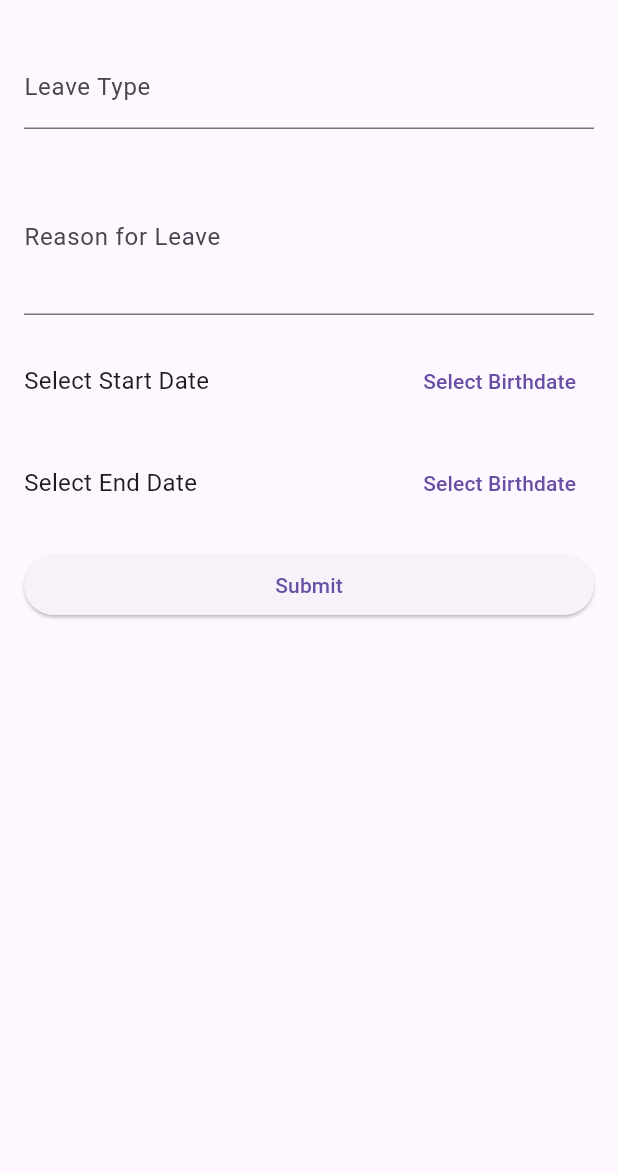
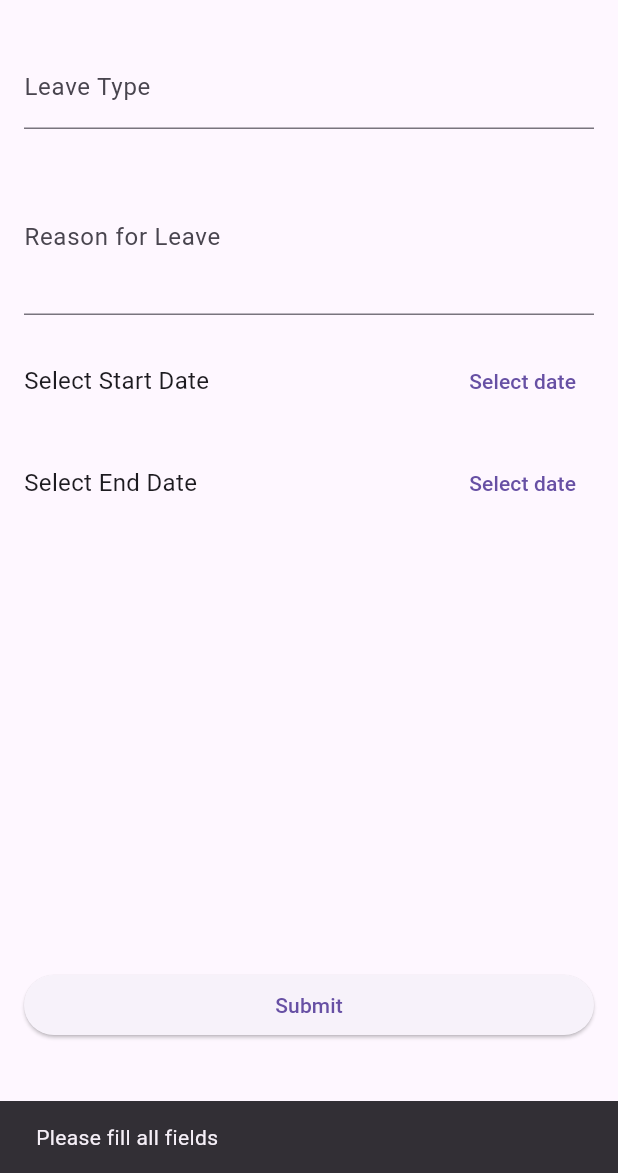
Before and after one commit to PasinduNimesha/workforce_pro, a Flutter app: the LeaveApplication screen opened directly, after a tap on "Submit", on a phone screen of 412 x 824 dp, the part 63-1236 px from its top. Run offline on Flutter 3.47's test engine with Material 3 defaults, Android fonts, the light colour scheme and no system bars; our stand-ins replace page_transition; network calls fail.

Commit message:
minor changes

```diff
--- a/lib/AddEmployee.dart
+++ b/lib/AddEmployee.dart
@@ -36,10 +36,18 @@ class _AddEmployeeState extends State<AddEmployee> {
             children: [
               TextFormField(
                 controller: _fullNameController,
-                decoration: InputDecoration(labelText: 'Full Name'),
+                decoration: const InputDecoration(labelText: 'Full Name'),
               ),
               const SizedBox(height: 20),
-              DatePicker(message: "Birthdate"),
+              RowDatePicker(
+                  message: "Birthdate",
+                  onDateSelected: (date) {
+                    setState(() {
+                      _selectedDate = date;
+                      _birthdateController.text = date.toLocal().toString().split(' ')[0];
+                    });
+                  },
+              ),
 
 
               const SizedBox(height: 20),
@@ -112,39 +120,40 @@ class _AddEmployeeState extends State<AddEmployee> {
   }
 }
 
-class DatePicker extends StatefulWidget {
+class RowDatePicker extends StatefulWidget {
   final String message;
-  const DatePicker({super.key, required this.message});
+  final ValueChanged<DateTime> onDateSelected;
+  const RowDatePicker({super.key, required this.message, required this.onDateSelected});
 
   @override
-  State<DatePicker> createState() => _DatePickerState();
+  State<RowDatePicker> createState() => _RowDatePickerState();
 }
 
-class _DatePickerState extends State<DatePicker> {
+class _RowDatePickerState extends State<RowDatePicker> {
   DateTime? _selectedDate;
   @override
   Widget build(BuildContext context) {
     return Row(
         mainAxisAlignment: MainAxisAlignment.spaceBetween,
         children: [
-          Text(_selectedDate == null ? 'Select ${widget.message}' : "${widget.message}", style: TextStyle(fontSize: 16),),
+          Text(_selectedDate == null ? 'Select ${widget.message}' : widget.message, style: TextStyle(fontSize: 16),),
           const SizedBox(width: 50,),
           TextButton(
               onPressed: () async {
-                print("Date Picker");
                 final pickedDate = await showDatePicker(
                   context: context,
                   initialDate: DateTime.now(),
-                  firstDate: DateTime(1900),
-                  lastDate: DateTime.now(),
+                  firstDate: DateTime(2010),
+                  lastDate: DateTime(2030),
                 );
                 if (pickedDate != null) {
                   setState(() {
                     _selectedDate = pickedDate;
                   });
+                  widget.onDateSelected(pickedDate);
                 }
               },
-              child: Text(_selectedDate == null ? 'Select Birthdate' : '${_selectedDate!.toLocal()}'.split(' ')[0],
+              child: Text(_selectedDate == null ? 'Select date' : '${_selectedDate!.toLocal()}'.split(' ')[0],
               )
           )
         ]
--- a/lib/AddUser.dart
+++ b/lib/AddUser.dart
@@ -105,7 +105,7 @@ class _AddUserState extends State<AddUser> {
   Widget build(BuildContext context) {
     return Scaffold(
       appBar: AppBar(
-        title: const Text('Leave Application'),
+        title: const Text('Add User'),
       ),
       body: Padding(
         padding: const EdgeInsets.all(16.0),
--- a/lib/Administrator.dart
+++ b/lib/Administrator.dart
@@ -14,8 +14,7 @@ class Administrator extends StatelessWidget {
   @override
   Widget build(BuildContext context) {
     return Scaffold(
-      body: Container(
-        child: GridView(
+      body: GridView(
         gridDelegate: const SliverGridDelegateWithFixedCrossAxisCount(
           crossAxisCount: 2,
         ),
@@ -81,7 +80,6 @@ class Administrator extends StatelessWidget {
               }
           ),
         ]
-        ),
       )
     );
   }
--- a/lib/LeaveApplication.dart
+++ b/lib/LeaveApplication.dart
@@ -1,5 +1,7 @@
 import 'package:flutter/material.dart';
 import 'package:workforce_pro/AddEmployee.dart';
+import 'dart:convert';
+import 'package:http/http.dart' as http;
 
 class LeaveApplication extends StatefulWidget {
   const LeaveApplication({super.key});
@@ -11,12 +13,60 @@ class LeaveApplication extends StatefulWidget {
 class _LeaveApplicationState extends State<LeaveApplication> {
   final TextEditingController _leaveTypeController = TextEditingController();
   final TextEditingController _reasonController = TextEditingController();
+  DateTime? _startDate;
+  DateTime? _endDate;
 
   @override
   void dispose() {
     _leaveTypeController.dispose();
     _reasonController.dispose();
     super.dispose();
+  }
+
+  Future<void> _submitLeaveApplication() async {
+    final String leaveType = _leaveTypeController.text;
+    final String reason = _reasonController.text;
+    if (leaveType.isNotEmpty && reason.isNotEmpty && _startDate != null && _endDate != null) {
+      final url = Uri.parse('http://192.168.43.214:8080/application');
+      final response = await http.post(
+        url,
+        headers: <String, String>{
+          'Content-Type': 'application/json; charset=UTF-8',
+        },
+        body: jsonEncode(<String, dynamic>{
+          'employeeId': 1,
+          'leaveType': leaveType,
+          'reason': reason,
+          'startDate': _startDate!.millisecondsSinceEpoch,
+          'endDate': _endDate!.millisecondsSinceEpoch,
+          'status': 'PENDING',
+        }),
+      );
+
+      if (response.statusCode == 200) {
+        showDialog(context: context, builder: (context) {
+          return AlertDialog(
+            title: const Text('Leave Application'),
+            content: const Text('Leave application submitted successfully'),
+            actions: [
+              TextButton(
+                onPressed: () {
+                  Navigator.pop(context);
+                  Navigator.pop(context);
+                },
+                child: const Text('OK'),
+              ),
+            ],
+          );
+        });
+
+      } else {
+
+        ScaffoldMessenger.of(context).showSnackBar(const SnackBar(content: Text('Failed to submit leave application')));
+      }
+    } else {
+      ScaffoldMessenger.of(context).showSnackBar(const SnackBar(content: Text('Please fill all fields')));
+    }
   }
 
   @override
@@ -33,26 +83,35 @@ class _LeaveApplicationState extends State<LeaveApplication> {
             children: [
               TextFormField(
                 controller: _leaveTypeController,
-                decoration: InputDecoration(labelText: 'Leave Type'),
+                decoration: const InputDecoration(labelText: 'Leave Type'),
               ),
               const SizedBox(height: 20),
               TextFormField(
                 controller: _reasonController,
-                decoration: InputDecoration(labelText: 'Reason for Leave'),
+                decoration: const InputDecoration(labelText: 'Reason for Leave'),
                 maxLines: 3,
               ),
               const SizedBox(height: 20),
-              DatePicker(message: "Start Date"),
+              RowDatePicker(
+                message: "Start Date",
+                onDateSelected: (date) {
+                  setState(() {
+                    _startDate = date;
+                  });
+                },
+              ),
               const SizedBox(height: 20),
-              DatePicker(message: "End Date"),
-              const SizedBox(height: 20),
+              RowDatePicker(
+                message: "End Date",
+                onDateSelected: (date) {
+                  setState(() {
+                    _endDate = date;
+                  });
+                },
+              ),
+              const SizedBox(height: 300),
               ElevatedButton(
-                onPressed: () {
-                  final String name = _leaveTypeController.text;
-                  final String reason = _reasonController.text;
-                  print('Name: $name');
-                  print('Reason: $reason');
-                },
+                onPressed: _submitLeaveApplication,
                 child: const Text('Submit'),
               ),
             ],
@@ -62,3 +121,29 @@ class _LeaveApplicationState extends State<LeaveApplication> {
     );
   }
 }
+
+class DatePicker extends StatelessWidget {
+  final String message;
+  final ValueChanged<DateTime>? onDateSelected;
+
+  const DatePicker({super.key, required this.message, this.onDateSelected});
+
+  @override
+  Widget build(BuildContext context) {
+    return ElevatedButton(
+      onPressed: () {
+        showDatePicker(
+          context: context,
+          initialDate: DateTime.now(),
+          firstDate: DateTime.now(),
+          lastDate: DateTime(2100),
+        ).then((date) {
+          if (date != null && onDateSelected != null) {
+            onDateSelected!(date);
+          }
+        });
+      },
+      child: Text(message),
+    );
+  }
+}
--- a/lib/ProfilesOverview.dart
+++ b/lib/ProfilesOverview.dart
@@ -41,11 +41,7 @@ class _ProfilesOverviewState extends State<ProfilesOverview> {
       appBar: AppBar(
         title: const Text('Profiles Overview'),
       ),
-      body: _profiles == []
-          ? const Center(child: CircularProgressIndicator())
-          : ListView.builder(
-        itemCount: _profiles.length,
-        itemBuilder: (context, index) {
+      body: _profiles == [] ? const Center(child: CircularProgressIndicator()) : ListView.builder(itemCount: _profiles.length, itemBuilder: (context, index) {
             final profile = _profiles[index];
             return ProfilePreview(
               title: profile['username'],
```
Also changed, not shown: lib/Home.dart (+12 -15 lines), lib/PendingApplications.dart (+43 -17 lines), lib/ViewApplications.dart (+5 -19 lines). Lines whose indentation alone changed are shown as unchanged.
